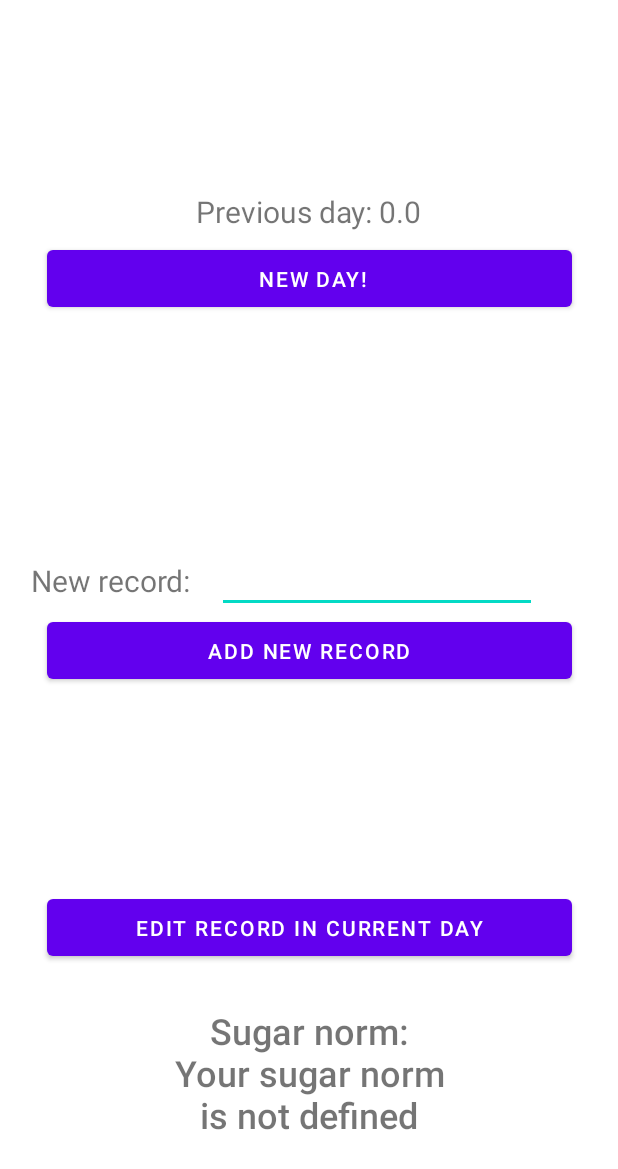
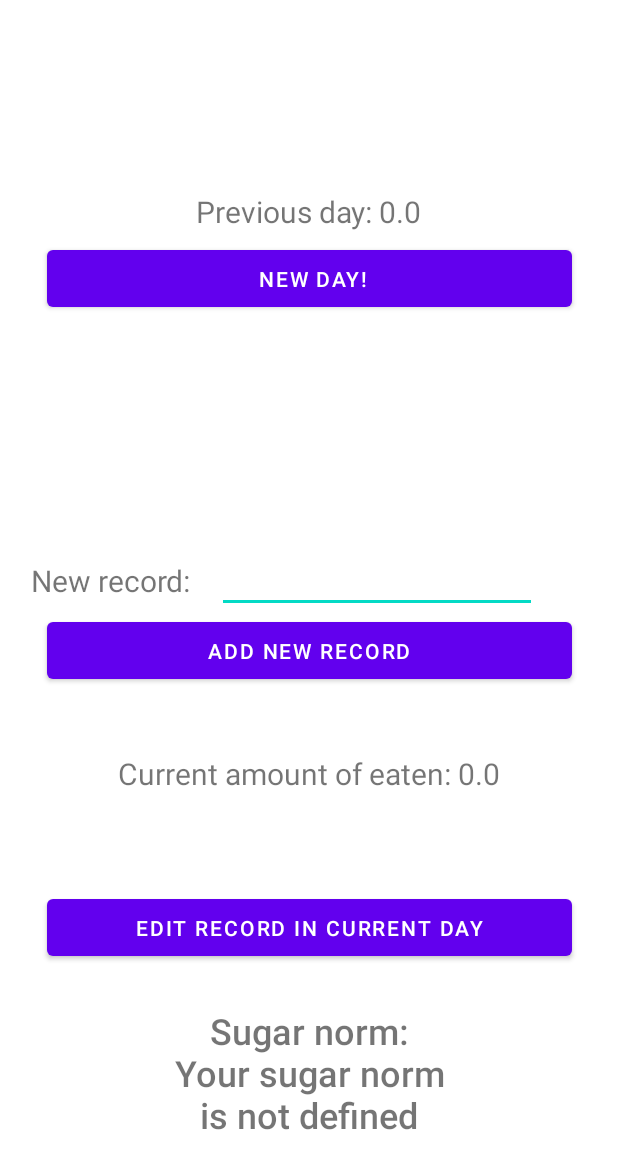
Before and after one commit to TheSawIsTheLaw/SugarEatenController, an Android app: the screen it shows after launch (MainActivity), after a tap on "NEW DAY!", on a phone screen of 412 x 824 dp. Shown: the top 1169 px of the screen. Run offline under Robolectric (Android 15) with nearby library versions, the light colour scheme and no system bars.

Commit message:
ADD: workable lists in preferences. New features soon.

```diff
--- a/SugarEatenController/app/build.gradle
+++ b/SugarEatenController/app/build.gradle
@@ -43,6 +43,7 @@ dependencies {
     implementation 'androidx.legacy:legacy-support-v4:1.0.0'
     implementation 'androidx.navigation:navigation-fragment-ktx:2.3.5'
     implementation 'androidx.navigation:navigation-ui-ktx:2.3.5'
+    implementation 'com.google.code.gson:gson:2.8.8'
     testImplementation 'junit:junit:4.+'
     androidTestImplementation 'androidx.test.ext:junit:1.1.3'
     androidTestImplementation 'androidx.test.espresso:espresso-core:3.4.0'
--- a/SugarEatenController/app/src/main/java/com/example/sugareatencontroller/MainMenu.kt
+++ b/SugarEatenController/app/src/main/java/com/example/sugareatencontroller/MainMenu.kt
@@ -3,15 +3,21 @@ package com.example.sugareatencontroller
 import android.annotation.SuppressLint
 import android.content.Context
 import android.content.SharedPreferences
+import android.os.Build
 import android.os.Bundle
 import androidx.fragment.app.Fragment
 import android.view.LayoutInflater
 import android.view.View
 import android.view.ViewGroup
 import android.widget.Toast
+import androidx.annotation.RequiresApi
 import androidx.navigation.Navigation
 import com.example.sugareatencontroller.databinding.FragmentMainMenuBinding
-import java.sql.Time
+import com.google.gson.Gson
+import com.google.gson.reflect.TypeToken
+import java.lang.reflect.Type
+import java.time.Instant
+import java.util.*
 
 class MainMenu : Fragment()
 {
@@ -19,28 +25,89 @@ class MainMenu : Fragment()
     lateinit var preferences: SharedPreferences
 
     @SuppressLint("SetTextI18n")
-    fun preparePrevDay()
+    fun preparePrevDayLabel()
     {
         binding.prevDayInfo.text =
             "${getString(R.string.previous_day)} ${preferences.getFloat("prevDayResult", 0.0f)}"
     }
 
+    @SuppressLint("SetTextI18n")
+    fun prepareCurrentAmountOfEatenLabel()
+    {
+        val curAmount = preferences.getFloat("currentAmountOfEaten", 0.0f)
+        binding.todaysResultLabel.text = "${getString(R.string.current_amount_of_eaten)} $curAmount"
+    }
+
     fun setNewDay()
     {
         val editor = preferences.edit()
-        editor.putFloat("prevDayResult", preferences.getFloat("currentDayResult", 0.0f))
+        editor.putFloat("prevDayResult", preferences.getFloat("currentAmountOfEaten", 0.0f))
+        editor.putFloat("currentAmountOfEaten", 0.0f)
+        editor.putString("valuesList", "")
+        editor.putString("timesList", "")
         editor.apply()
+
+        prepareCurrentAmountOfEatenLabel()
+        preparePrevDayLabel()
+
         Toast.makeText(requireContext(), "Wow, new day!", Toast.LENGTH_SHORT).show()
     }
 
+    fun updateCurrentAmountOfEatenPref(sugarList: MutableList<Float>)
+    {
+        var eaten = 0.0f
+        sugarList.forEach { eaten += it }
+
+        val editor = preferences.edit()
+        editor.putFloat("currentAmountOfEaten", eaten)
+        editor.apply()
+    }
+
+    @RequiresApi(Build.VERSION_CODES.O)
     fun addToCurrentSugarList(sugarAmount: Float)
     {
-        val gotSetOfAmounts = preferences.getStringSet("currentSugarAmounts", mutableSetOf())
-        val gotSetOfTimes = preferences.getStringSet("currentTimesAmounts", mutableSetOf())
+        var valuesListJson = preferences.getString("valuesList", "")
+        var timesListJson = preferences.getString("timesList", "")
+        var valuesList: MutableList<Float> = mutableListOf()
+        var timesList: MutableList<Instant> = mutableListOf()
+        if (valuesListJson != "")
+        {
+            valuesList = Gson().fromJson(valuesListJson, valuesList.javaClass)
+            timesList = Gson().fromJson(timesListJson, timesList.javaClass)
+        }
 
-        gotSetOfAmounts.add()
+        valuesList.add(0, sugarAmount)
+        timesList.add(0, Instant.now())
+
+        valuesListJson = Gson().toJson(valuesList)
+        timesListJson = Gson().toJson(timesList)
+        val editor = preferences.edit()
+        editor.putString("valuesList", valuesListJson)
+        editor.putString("timesList", timesListJson)
+        editor.apply()
+
+        updateCurrentAmountOfEatenPref(valuesList)
+        prepareCurrentAmountOfEatenLabel()
     }
 
+    @RequiresApi(Build.VERSION_CODES.O)
+    fun addNewRecord()
+    {
+        val newRec = binding.newRecordValueInput.text.toString().toFloatOrNull()
+        if (newRec != null)
+        {
+            addToCurrentSugarList(newRec)
+            Toast.makeText(requireContext(), "Successfully added", Toast.LENGTH_SHORT).show()
+        }
+        else
+        {
+            Toast.makeText(requireContext(), "Invalid input, please, try again", Toast.LENGTH_LONG)
+                .show()
+        }
+
+    }
+
+    @RequiresApi(Build.VERSION_CODES.O)
     override fun onCreateView(
         inflater: LayoutInflater, container: ViewGroup?,
         savedInstanceState: Bundle?
@@ -50,7 +117,8 @@ class MainMenu : Fragment()
 
         preferences = requireContext().getSharedPreferences("SugarInfo", Context.MODE_PRIVATE)
 
-        preparePrevDay()
+        preparePrevDayLabel()
+        prepareCurrentAmountOfEatenLabel()
 
         binding.EditCurrentDayButton.setOnClickListener {
             Navigation.findNavController(requireView())
@@ -61,6 +129,10 @@ class MainMenu : Fragment()
             setNewDay()
         }
 
+        binding.addNewRecordButton.setOnClickListener {
+            addNewRecord()
+        }
+
         return binding.root
     }
 }
--- a/SugarEatenController/app/src/main/res/layout/fragment_main_menu.xml
+++ b/SugarEatenController/app/src/main/res/layout/fragment_main_menu.xml
@@ -47,6 +47,20 @@
         app:layout_constraintHorizontal_bias="1.0"
         app:layout_constraintStart_toStartOf="parent" />
 
+    <TextView
+        android:id="@+id/todaysResultLabel"
+        android:layout_width="wrap_content"
+        android:layout_height="wrap_content"
+        android:layout_marginBottom="64dp"
+        android:text="@string/current_amount_of_eaten"
+        android:textSize="20sp"
+        app:layout_constraintBottom_toTopOf="@+id/EditCurrentDayButton"
+        app:layout_constraintEnd_toEndOf="parent"
+        app:layout_constraintHorizontal_bias="0.498"
+        app:layout_constraintStart_toStartOf="parent"
+        app:layout_constraintTop_toBottomOf="@+id/addNewRecordButton"
+        app:layout_constraintVertical_bias="1.0" />
+
     <EditText
         android:id="@+id/newRecordValueInput"
         android:layout_width="wrap_content"
@@ -55,7 +69,7 @@
         android:layout_marginEnd="4dp"
         android:ems="10"
         android:importantForAutofill="no"
-        android:inputType="number"
+        android:inputType="numberDecimal"
         android:minHeight="48dp"
         app:layout_constraintEnd_toEndOf="parent"
         app:layout_constraintHorizontal_bias="0.746"
--- a/SugarEatenController/app/src/main/res/values/strings.xml
+++ b/SugarEatenController/app/src/main/res/values/strings.xml
@@ -6,4 +6,5 @@
     <string name="add_new_record_button">Add new record</string>
     <string name="edit_record_in_current_day_button">Edit record in current day</string>
     <string name="change_chosen_record">Change chosen record</string>
+    <string name="current_amount_of_eaten">Current amount of eaten:</string>
 </resources>
```
